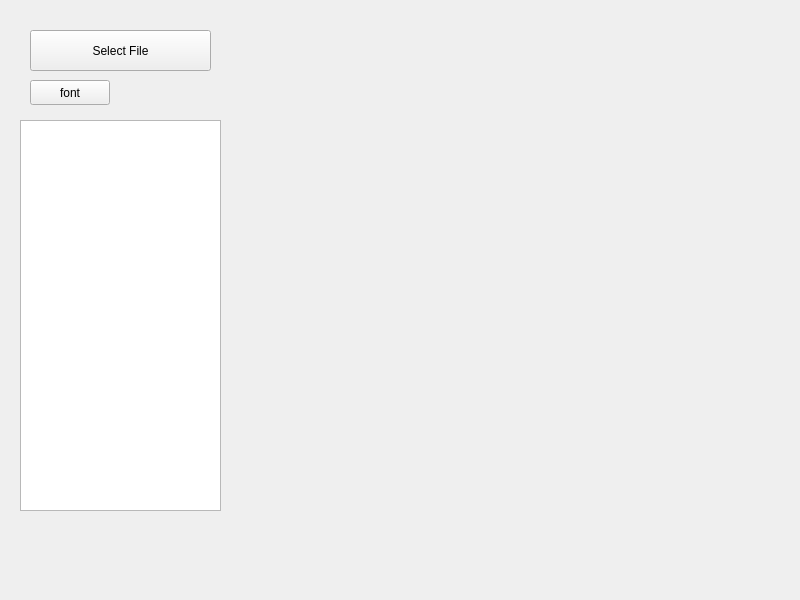
Old version of the form mainwindow.ui in the repository shadeslide12/Ci_Monitor.
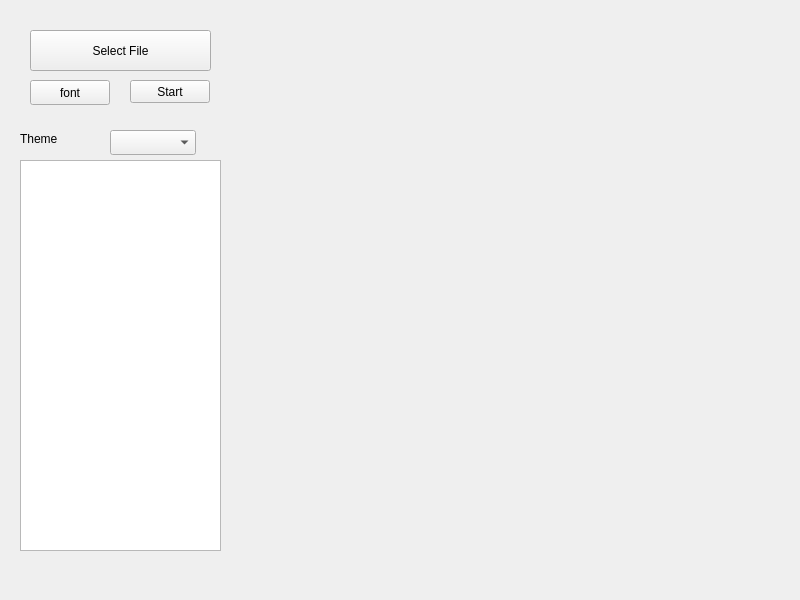
New version of the form.

Diff of the .ui file:
```diff
--- a/mainwindow.ui
+++ b/mainwindow.ui
@@ -31,7 +31,7 @@
     <property name="geometry">
      <rect>
       <x>20</x>
-      <y>120</y>
+      <y>160</y>
       <width>201</width>
       <height>391</height>
      </rect>
@@ -64,6 +64,42 @@
      <string>font</string>
     </property>
    </widget>
+   <widget class="QPushButton" name="Button_Start">
+    <property name="geometry">
+     <rect>
+      <x>130</x>
+      <y>80</y>
+      <width>80</width>
+      <height>23</height>
+     </rect>
+    </property>
+    <property name="text">
+     <string>Start</string>
+    </property>
+   </widget>
+   <widget class="QLabel" name="label">
+    <property name="geometry">
+     <rect>
+      <x>20</x>
+      <y>130</y>
+      <width>67</width>
+      <height>17</height>
+     </rect>
+    </property>
+    <property name="text">
+     <string>Theme</string>
+    </property>
+   </widget>
+   <widget class="QComboBox" name="CBox_Theme">
+    <property name="geometry">
+     <rect>
+      <x>110</x>
+      <y>130</y>
+      <width>86</width>
+      <height>25</height>
+     </rect>
+    </property>
+   </widget>
   </widget>
  </widget>
  <resources/>
```
